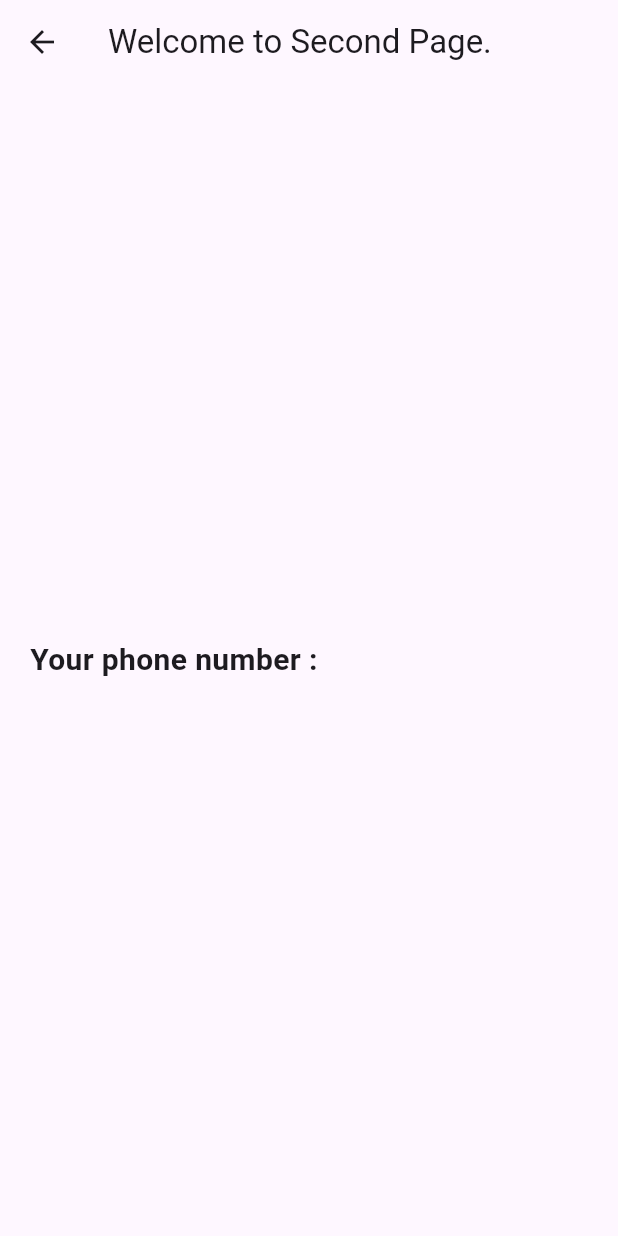
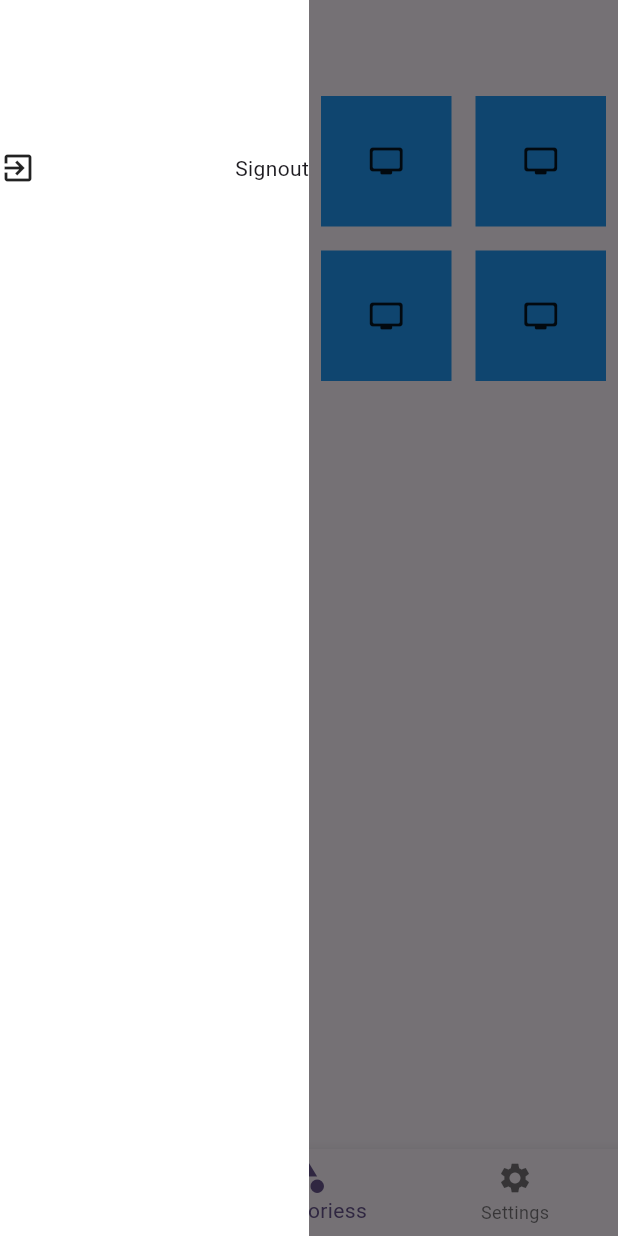
Before and after one commit to TahaAhmed-hup/flutterproj, a Flutter app: the WelcomePage screen opened directly with empty values, with the side drawer open (before the commit the screen has no drawer), on a phone screen of 412 x 824 dp. Run offline on Flutter 3.47's test engine with Material 3 defaults, Android fonts, the phone set to English and light mode, and no system bars.

Commit message:
finil comit

```diff
--- /dev/null
+++ b/lib/Screens/SupScreens/Categories.dart
@@ -0,0 +1,27 @@
+// ignore_for_file: file_names
+
+import 'package:flutter/material.dart';
+
+class Categories extends StatefulWidget {
+  const Categories({super.key});
+
+  @override
+  State<Categories> createState() => _CategoriesState();
+}
+
+class _CategoriesState extends State<Categories> {
+  @override
+  Widget build(BuildContext context) {
+    return GridView.builder(gridDelegate: const SliverGridDelegateWithFixedCrossAxisCount(crossAxisCount: 4,),
+    itemCount: 10,
+     itemBuilder: (BuildContext context,int index) {
+       return Padding(
+        padding: const EdgeInsets.all(8),
+        child: Container(
+          color: Colors.blue,
+          child: const Icon(Icons.tv_rounded,),
+        ),
+       );
+     });
+  }
+}
--- /dev/null
+++ b/lib/Screens/SupScreens/Settings.dart
@@ -0,0 +1,17 @@
+// ignore_for_file: file_names
+
+import 'package:flutter/material.dart';
+
+class Settings extends StatefulWidget {
+  const Settings({super.key});
+
+  @override
+  State<Settings> createState() => _SettingsState();
+}
+
+class _SettingsState extends State<Settings> {
+  @override
+  Widget build(BuildContext context) {
+    return const Placeholder();
+  }
+}
--- /dev/null
+++ b/lib/Screens/SupScreens/home.dart
@@ -0,0 +1,29 @@
+// ignore_for_file: camel_case_types
+
+import 'package:flutter/material.dart';
+import 'package:flutter_application_3/widgets/card.dart';
+
+class home extends StatefulWidget {
+  const home({super.key});
+
+
+  @override
+  State<home> createState() => _homeState();
+}
+
+class _homeState extends State<home> {
+  List<String> productName=[
+    "product",
+    "mobile",
+    "mobile2",
+  ];
+  @override
+  Widget build(BuildContext context) {
+    return ListView.builder(
+      itemCount: productName.length,
+      itemBuilder: (context, index) {
+        return card(productName: productName[index]);
+      },
+      );
+  }
+}
--- /dev/null
+++ b/lib/Screens/WelcomePage.dart
@@ -0,0 +1,68 @@
+// ignore_for_file: file_names, unnecessary_brace_in_string_interps
+
+import 'package:flutter/material.dart';
+import 'package:flutter_application_3/Screens/SupScreens/Categories.dart';
+import 'package:flutter_application_3/Screens/SupScreens/Settings.dart';
+import 'package:flutter_application_3/Screens/SupScreens/home.dart';
+import 'package:flutter_application_3/Screens/login.dart';
+
+class WelcomePage extends StatefulWidget {
+  final String data;
+  const WelcomePage({super.key, required this.data});
+@override
+State<WelcomePage> createState()=> _WelcomePageState();
+
+}
+class _WelcomePageState extends State<WelcomePage>{
+  int pageIndex = 1;
+  List<Widget> pages =[
+    const home(),
+    const Categories(),
+    const Settings(),
+  ];
+  @override
+  Widget build(BuildContext context) {
+    return Scaffold(
+      drawer: Container(
+        height: MediaQuery.of(context).size.height,
+        width: MediaQuery.of(context).size.width / 2,
+        color: Colors.white,
+        child: Column(children: [
+          const SizedBox(
+            height: 100,
+          ),
+          InkWell(
+            onTap: () {
+              Navigator.pushReplacement(context,
+                  MaterialPageRoute(builder: (context) => const login()));
+            },
+            child: const Row(
+              mainAxisAlignment: MainAxisAlignment.spaceBetween,
+              children: [Icon(Icons.exit_to_app),Text("Signout")],
+            ),
+          )
+        ]),
+      ),
+      appBar: AppBar(),
+      body: pages [pageIndex],
+      bottomNavigationBar: BottomNavigationBar(
+        currentIndex: pageIndex,
+        onTap: onNavBarTapped,
+        items: const [
+          BottomNavigationBarItem(icon: Icon(Icons.home),label: "Home"),
+          BottomNavigationBarItem(icon: Icon(Icons.category),label: "Categoriess"),
+          BottomNavigationBarItem(icon: Icon(Icons.settings),label: "Settings"),
+        ],
+      ),
+    );
+  }
+
+
+
+  void onNavBarTapped(int index) {
+    pageIndex = index;
+    setState(() {
+
+    });
+  }
+}
--- a/lib/files/WelcomePage.dart
+++ /dev/null
@@ -1,29 +0,0 @@
-// ignore_for_file: file_names, unnecessary_brace_in_string_interps
-
-import 'package:flutter/material.dart';
-
-class WelcomePage extends StatelessWidget {
-  final String data;
-  const WelcomePage({super.key, required this.data});
-
-  @override
-  Widget build(BuildContext context) {
-    return Scaffold(
-      appBar: AppBar(title: const Text('Welcome to Second Page.')),
-      body: Padding(
-        padding: const EdgeInsets.all(20),
-        child: Column(
-          mainAxisAlignment: MainAxisAlignment.center,
-          children: [
-
-            Text(
-              'Your phone number : ${data}',
-              style: const TextStyle(fontSize: 20,
-               fontWeight: FontWeight.bold),
-            )
-          ],
-        ),
-      ),
-    );
-  }
-}
--- a/lib/main.dart
+++ b/lib/main.dart
@@ -1,5 +1,5 @@
 import 'package:flutter/material.dart';
-import 'package:flutter_application_3/files/login.dart';
+import 'package:flutter_application_3/Screens/login.dart';
 
 void main() {
   runApp(const MyApp());
@@ -12,12 +12,12 @@ class MyApp extends StatelessWidget {
   @override
   Widget build(BuildContext context) {
     return MaterialApp(
-      title: 'Strk yarab',
+
       theme: ThemeData(
         colorScheme: ColorScheme.fromSeed(seedColor: Colors.deepPurple),
         useMaterial3: true,
       ),
-      home:  const login(title: '',),
+      home: const login(),
     );
   }
 }
```
Also changed, not shown: lib/Screens/login.dart (renamed from lib/files/login.dart, +15 -13 lines), lib/widgets/card.dart (added, +28 -0 lines).
